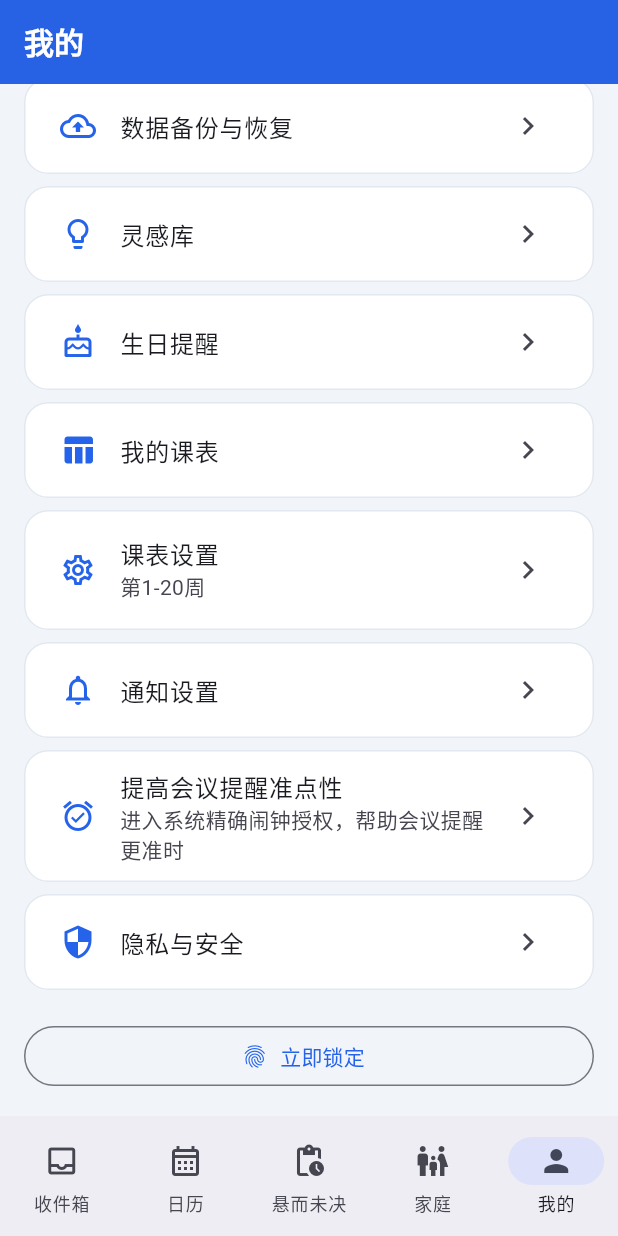
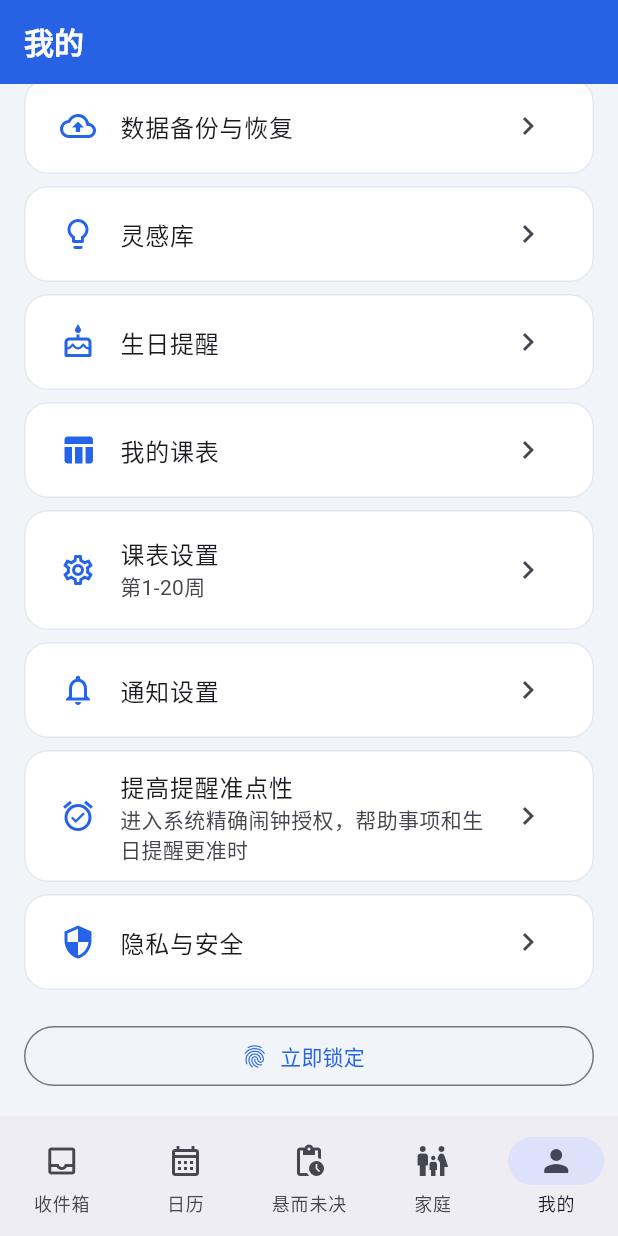
Before and after one commit to githubvivian/personal-butler, a Flutter app: the SettingsScreen screen opened by its route, scrolled down 294 dp, on a phone screen of 412 x 824 dp. Run offline on Flutter 3.47's test engine with Material 3 defaults, Android fonts, the phone set to English and light mode, and no system bars; our stand-ins replace file_picker, flutter_local_notifications, flutter_secure_storage, flutter_timezone, go_router, local_auth and 5 more; missing offline and left inert: encrypt, google_mlkit_text_recognition, lunar, photo_manager; accounts and stored records are empty.

Commit message:
fix(settings): describe exact alarm reminder scope accurately
Exact-alarm reconciliation covers both item and birthday reminders, but the settings copy only mentioned meetings. Update the entry and outcome messages to match the actual scope.

Verified: settings screen tests 15/15 passed; targeted Flutter analysis reported no issues.

```diff
--- a/lib/features/settings/settings_screen.dart
+++ b/lib/features/settings/settings_screen.dart
@@ -235,9 +235,9 @@ class _SettingsScreenState extends State<SettingsScreen> {
             ),
             _menuTile(
               Icons.alarm_on_outlined,
-              '提高会议提醒准点性',
+              '提高提醒准点性',
               _requestExactAlarmPermission,
-              subtitle: '进入系统精确闹钟授权，帮助会议提醒更准时',
+              subtitle: '进入系统精确闹钟授权，帮助事项和生日提醒更准时',
             ),
             _menuTile(Icons.security, '隐私与安全', () => _showPrivacy()),
             const SizedBox(height: 12),
@@ -339,7 +339,7 @@ class _SettingsScreenState extends State<SettingsScreen> {
 
     if (granted != true) {
       if (!mounted) return;
-      snack(context, '未获得精确闹钟权限，会议提醒仍将使用普通模式');
+      snack(context, '未获得精确闹钟权限，事项和生日提醒仍将使用普通模式');
       return;
     }
 
@@ -347,12 +347,12 @@ class _SettingsScreenState extends State<SettingsScreen> {
       await reconciler(items: appState.items, birthdays: appState.birthdays);
     } catch (_) {
       if (!mounted) return;
-      snack(context, '权限已开启，但会议提醒重新同步失败，请稍后重试');
+      snack(context, '权限已开启，但事项和生日提醒重新同步失败，请稍后重试');
       return;
     }
 
     if (!mounted) return;
-    snack(context, '精确闹钟权限已开启，会议提醒已重新同步');
+    snack(context, '精确闹钟权限已开启，事项和生日提醒已重新同步');
   }
 
   Widget _miniStat(String label, String value) {
```
Also changed, not shown: 1 other file.
